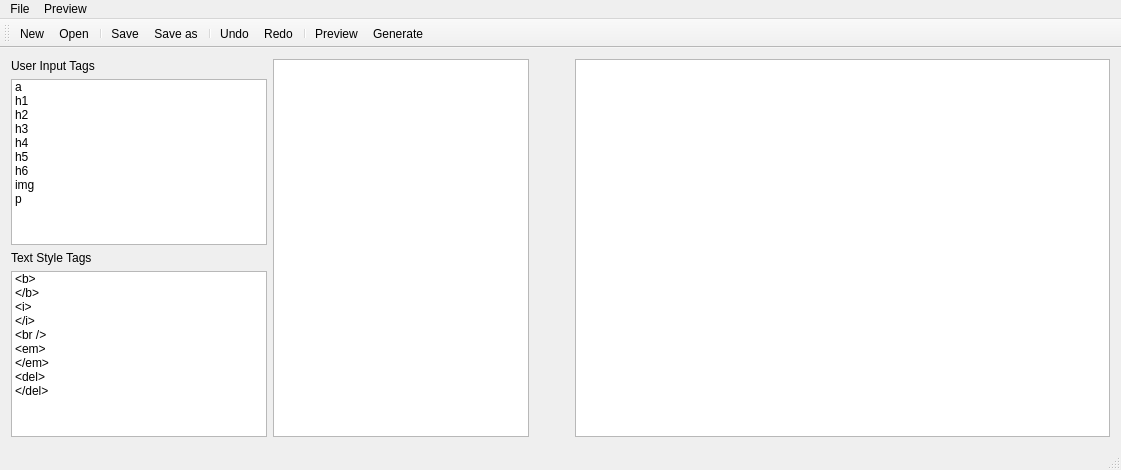
The window that mainwindow.ui (r3sPawN/HTMLGen) describes before a commit, drawn with Qt 5.
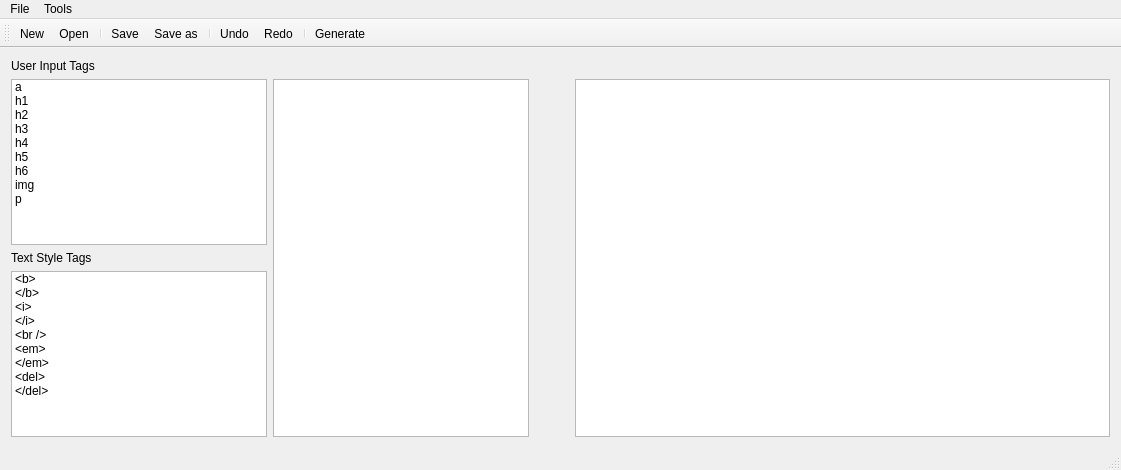
The same window after the commit. Icons and pictures are not drawn.

What changed in the file:
```diff
--- a/mainwindow.ui
+++ b/mainwindow.ui
@@ -98,34 +98,6 @@
       </property>
      </spacer>
     </item>
-    <item row="0" column="1" rowspan="4">
-     <widget class="QListWidget" name="parseElements">
-      <property name="sizePolicy">
-       <sizepolicy hsizetype="Minimum" vsizetype="Expanding">
-        <horstretch>0</horstretch>
-        <verstretch>0</verstretch>
-       </sizepolicy>
-      </property>
-      <property name="accessibleName">
-       <string>parseElements</string>
-      </property>
-      <property name="dragEnabled">
-       <bool>true</bool>
-      </property>
-      <property name="dragDropOverwriteMode">
-       <bool>false</bool>
-      </property>
-      <property name="dragDropMode">
-       <enum>QAbstractItemView::DragDrop</enum>
-      </property>
-      <property name="defaultDropAction">
-       <enum>Qt::MoveAction</enum>
-      </property>
-      <property name="resizeMode">
-       <enum>QListView::Fixed</enum>
-      </property>
-     </widget>
-    </item>
     <item row="2" column="0">
      <widget class="QLabel" name="label_2">
       <property name="text">
@@ -133,23 +105,6 @@
       </property>
      </widget>
     </item>
-    <item row="0" column="3" rowspan="4">
-     <widget class="QTextEdit" name="textEdit">
-      <property name="sizePolicy">
-       <sizepolicy hsizetype="Expanding" vsizetype="Expanding">
-        <horstretch>0</horstretch>
-        <verstretch>0</verstretch>
-       </sizepolicy>
-      </property>
-      <property name="html">
-       <string>&lt;!DOCTYPE HTML PUBLIC &quot;-//W3C//DTD HTML 4.0//EN&quot; &quot;http://www.w3.org/TR/REC-html40/strict.dtd&quot;&gt;
-&lt;html&gt;&lt;head&gt;&lt;meta name=&quot;qrichtext&quot; content=&quot;1&quot; /&gt;&lt;style type=&quot;text/css&quot;&gt;
-p, li { white-space: pre-wrap; }
-&lt;/style&gt;&lt;/head&gt;&lt;body style=&quot; font-family:'MS Shell Dlg 2'; font-size:8.25pt; font-weight:400; font-style:normal;&quot;&gt;
-&lt;p style=&quot;-qt-paragraph-type:empty; margin-top:0px; margin-bottom:0px; margin-left:0px; margin-right:0px; -qt-block-indent:0; text-indent:0px; font-size:8pt;&quot;&gt;&lt;br /&gt;&lt;/p&gt;&lt;/body&gt;&lt;/html&gt;</string>
-      </property>
-     </widget>
-    </item>
     <item row="0" column="0">
      <widget class="QLabel" name="label">
       <property name="text">
@@ -221,6 +176,51 @@
       </item>
      </widget>
     </item>
+    <item row="1" column="1" rowspan="3">
+     <widget class="QListWidget" name="parseElements">
+      <property name="sizePolicy">
+       <sizepolicy hsizetype="Minimum" vsizetype="Expanding">
+        <horstretch>0</horstretch>
+        <verstretch>0</verstretch>
+       </sizepolicy>
+      </property>
+      <property name="accessibleName">
+       <string>parseElements</string>
+      </property>
+      <property name="dragEnabled">
+       <bool>true</bool>
+      </property>
+      <property name="dragDropOverwriteMode">
+       <bool>false</bool>
+      </property>
+      <property name="dragDropMode">
+       <enum>QAbstractItemView::DragDrop</enum>
+      </property>
+      <property name="defaultDropAction">
+       <enum>Qt::MoveAction</enum>
+      </property>
+      <property name="resizeMode">
+       <enum>QListView::Fixed</enum>
+      </property>
+     </widget>
+    </item>
+    <item row="1" column="3" rowspan="3">
+     <widget class="QTextEdit" name="textEdit">
+      <property name="sizePolicy">
+       <sizepolicy hsizetype="Expanding" vsizetype="Expanding">
+        <horstretch>0</horstretch>
+        <verstretch>0</verstretch>
+       </sizepolicy>
+      </property>
+      <property name="html">
+       <string>&lt;!DOCTYPE HTML PUBLIC &quot;-//W3C//DTD HTML 4.0//EN&quot; &quot;http://www.w3.org/TR/REC-html40/strict.dtd&quot;&gt;
+&lt;html&gt;&lt;head&gt;&lt;meta name=&quot;qrichtext&quot; content=&quot;1&quot; /&gt;&lt;style type=&quot;text/css&quot;&gt;
+p, li { white-space: pre-wrap; }
+&lt;/style&gt;&lt;/head&gt;&lt;body style=&quot; font-family:'Ubuntu'; font-size:11pt; font-weight:400; font-style:normal;&quot;&gt;
+&lt;p style=&quot;-qt-paragraph-type:empty; margin-top:0px; margin-bottom:0px; margin-left:0px; margin-right:0px; -qt-block-indent:0; text-indent:0px; font-family:'MS Shell Dlg 2'; font-size:8pt;&quot;&gt;&lt;br /&gt;&lt;/p&gt;&lt;/body&gt;&lt;/html&gt;</string>
+      </property>
+     </widget>
+    </item>
    </layout>
   </widget>
   <widget class="QMenuBar" name="menuBar">
@@ -229,7 +229,7 @@
      <x>0</x>
      <y>0</y>
      <width>1121</width>
-     <height>21</height>
+     <height>22</height>
     </rect>
    </property>
    <widget class="QMenu" name="menuFile">
@@ -240,7 +240,7 @@
    </widget>
    <widget class="QMenu" name="menuPreview">
     <property name="title">
-     <string>Preview</string>
+     <string>Tools</string>
     </property>
    </widget>
    <addaction name="menuFile"/>
@@ -262,7 +262,6 @@
    <addaction name="actionUndo"/>
    <addaction name="actionRedo"/>
    <addaction name="separator"/>
-   <addaction name="actionPreview"/>
    <addaction name="actionGenerate"/>
   </widget>
   <widget class="QStatusBar" name="statusBar"/>
```
Left out of the diff: 26 changed lines with no effect on the pictures.
